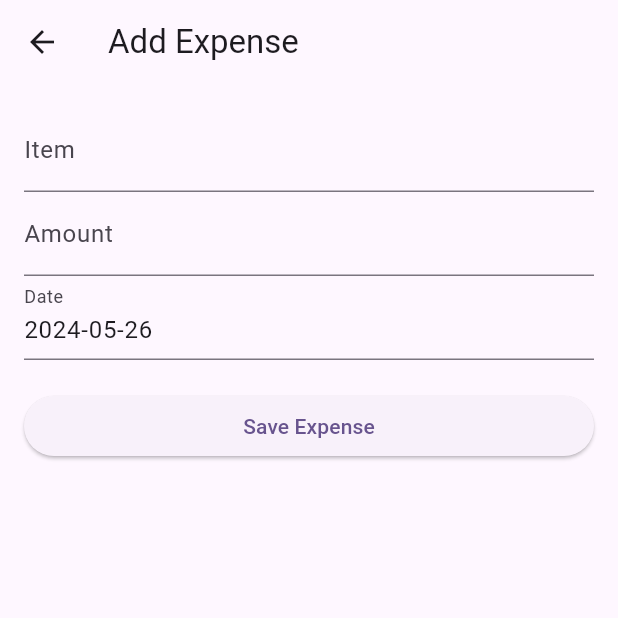
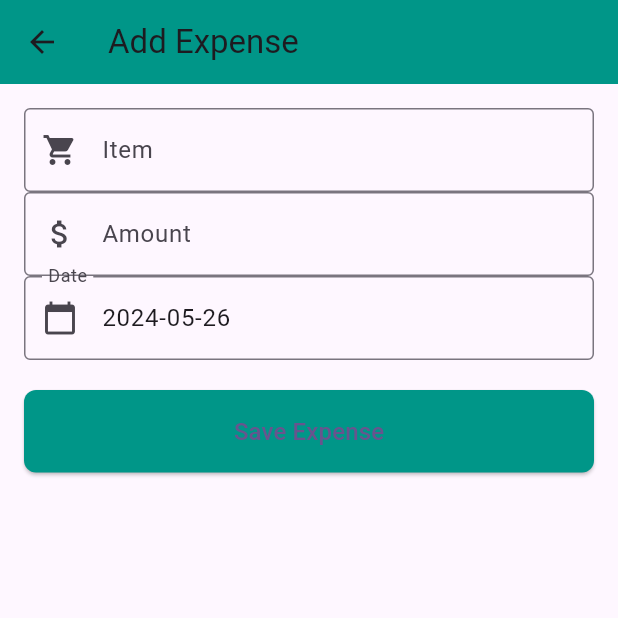
Before and after one commit to Maureen-Mwendwa/Personal-Finance-App, a Flutter app: the AddExpenseScreen screen opened directly with empty values, on a phone screen of 412 x 824 dp, the top half of it. Run offline on Flutter 3.47's test engine with Material 3 defaults, Android fonts, the light colour scheme and no system bars; our stand-ins replace email_validator, fl_chart, flutter_login, flutter_pw_validator.

Commit message:
Added comments and modified the UI

```diff
--- a/lib/screens/add_expense_screen.dart
+++ b/lib/screens/add_expense_screen.dart
@@ -1,4 +1,4 @@
-// screens/add_expense_screen.dart
+// Responsible for displaying a form that allows users to add or edit an expense. This widget uses a form with text fields for the item name, amount, and data, and it handles the logic for saving the expense data.
 import 'package:flutter/material.dart';
 import 'package:provider/provider.dart';
 import 'package:spendsense/statemanagement/expenses_provider.dart';
@@ -15,7 +15,9 @@ class AddExpenseScreen extends StatefulWidget {
 }
 
 class _AddExpenseScreenState extends State<AddExpenseScreen> {
-  final _formKey = GlobalKey<FormState>();
+  final _formKey = GlobalKey<
+      FormState>(); //Declares a form key to uniquely identify the form.
+  //Declare state variables for the item name, amount, and date.
   String _item = '';
   double _amount = 0.0;
   DateTime _date = DateTime.now();
@@ -23,6 +25,7 @@ class _AddExpenseScreenState extends State<AddExpenseScreen> {
   void _saveForm() {
     if (_formKey.currentState!.validate()) {
       _formKey.currentState!.save();
+//When the form is submitted, the _SaveForm method is called. This method validates the form, saves the data, and then creates a new Expense object with the entered details. After creating the newExpense object, the   Provider.of<ExpensesProvider>(context, listen: false) .addExpense(newExpense); line is executed to add the expense to the list managed by ExpensesProvider
       final newExpense = Expense(
         category: widget.category,
         subcategory: widget.subcategory,
@@ -30,6 +33,8 @@ class _AddExpenseScreenState extends State<AddExpenseScreen> {
         amount: _amount,
         date: _date,
       );
+
+//Provider.of<ExpensesProvider>: This is a method provided by the provider package to access the instance of a provider. In this case, it is accessing an instance of ExpensesProvider in this context. (context, listen: false). Context: The build context from which the provider is accessed. listen: false. When listen is set to false, it means that this widget does not need to rebuild if the ExpensesProvider changes. Essentially, you are telling flutter that you want to access the provider without listening for updates. This is useful in scenarios where you need to perform an action but don't need to rebuild the UI when the data changes.
       Provider.of<ExpensesProvider>(context, listen: false)
           .addExpense(newExpense);
       Navigator.of(context).pop();
@@ -41,28 +46,42 @@ class _AddExpenseScreenState extends State<AddExpenseScreen> {
     return Scaffold(
       appBar: AppBar(
         title: Text('Add Expense'),
+        backgroundColor: Colors.teal,
       ),
       body: Padding(
         padding: const EdgeInsets.all(16.0),
         child: Form(
-          key: _formKey,
+          key:
+              _formKey, //This assigns a global key to the form, allowing it to be uniquely identified and managed. The key is used for accessing the form's state, such as validation and saving.
           child: ListView(
+            //The listview widget allows for verticla scrolling of its children. This is useful when the form has multiple fields that might not fit on the screen.
             children: [
               TextFormField(
-                decoration: InputDecoration(labelText: 'Item'),
+                decoration: InputDecoration(
+                  labelText: 'Item',
+                  prefixIcon: Icon(Icons.shopping_cart),
+                  border: OutlineInputBorder(),
+                ),
                 validator: (value) {
+                  //Validates the input. It checks if the filed is empty and returns an error message if it is.
                   if (value!.isEmpty) {
                     return 'Please enter an item.';
                   }
                   return null;
                 },
                 onSaved: (value) {
+                  //Called when the form is saved. It assigns the input value to _item.
                   _item = value!;
                 },
               ),
               TextFormField(
-                decoration: InputDecoration(labelText: 'Amount'),
-                keyboardType: TextInputType.number,
+                decoration: InputDecoration(
+                  labelText: 'Amount',
+                  prefixIcon: Icon(Icons.attach_money),
+                  border: OutlineInputBorder(),
+                ),
+                keyboardType: TextInputType
+                    .number, //sets the keyboard type to number,making it easier for the user to enter numerical values.
                 validator: (value) {
                   if (value!.isEmpty) {
                     return 'Please enter an amount.';
@@ -77,16 +96,23 @@ class _AddExpenseScreenState extends State<AddExpenseScreen> {
                 },
               ),
               TextFormField(
-                decoration: InputDecoration(labelText: 'Date'),
-                readOnly: true,
-                controller:
-                    TextEditingController(text: _date.toString().split(' ')[0]),
+                decoration: InputDecoration(
+                  labelText: 'Date',
+                  prefixIcon: Icon(Icons.calendar_today),
+                  border: OutlineInputBorder(),
+                ),
+                readOnly:
+                    true, //read-only input field for the date. Makes the text field read-only, so the user cannot type directly into it.
+                controller: TextEditingController(
+                    text: _date.toString().split(' ')[
+                        0]), //Sets the initial value of the text field to the current date, formatted to show only the date part.
                 onTap: () async {
                   DateTime? pickedDate = await showDatePicker(
+                    //Displays a date picker and stores the selected date in pickedDate.
                     context: context,
                     initialDate: _date,
                     firstDate: DateTime(2000),
-                    lastDate: DateTime(2101),
+                    lastDate: DateTime(3000),
                   );
                   if (pickedDate != null && pickedDate != _date)
                     setState(() {
@@ -96,8 +122,15 @@ class _AddExpenseScreenState extends State<AddExpenseScreen> {
               ),
               SizedBox(height: 20),
               ElevatedButton(
-                onPressed: _saveForm,
-                child: Text('Save Expense'),
+                onPressed:
+                    _saveForm, //Calls the _saveForm method when the button is pressed. This method validates and saves the form data.
+                style: ElevatedButton.styleFrom(
+                    backgroundColor: Colors.teal,
+                    padding: EdgeInsets.symmetric(vertical: 16),
+                    shape: RoundedRectangleBorder(
+                      borderRadius: BorderRadius.circular(8),
+                    )),
+                child: Text('Save Expense', style: TextStyle(fontSize: 16)),
               ),
             ],
           ),
```
